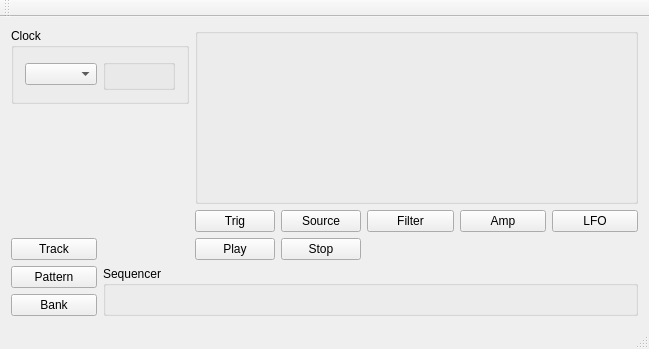
The window that apps/digitakt/midi_sequencer/midi_sequencer.ui (cequenser/sequencer) describes before a commit, drawn with Qt 5.
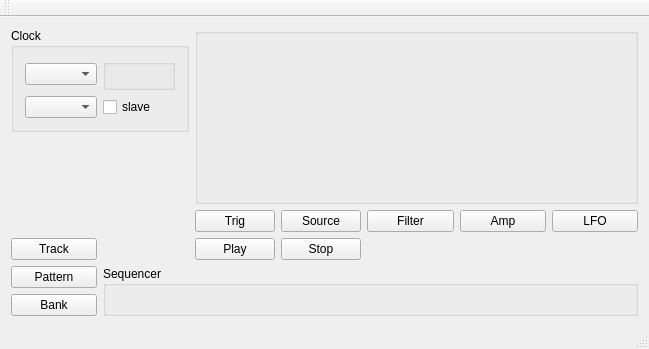
The same window after the commit. Custom widgets are drawn as their Qt base class.

Commit message: Add clock slave mode to digitakt clone

```diff
--- a/apps/digitakt/midi_sequencer/midi_sequencer.ui
+++ b/apps/digitakt/midi_sequencer/midi_sequencer.ui
@@ -43,6 +43,16 @@
        <string>Clock</string>
       </property>
       <layout class="QGridLayout" name="gridLayout_2">
+       <item row="1" column="0">
+        <widget class="QComboBox" name="midi_output_port_box"/>
+       </item>
+       <item row="1" column="1">
+        <widget class="QCheckBox" name="midi_clock_slave_box">
+         <property name="text">
+          <string>slave</string>
+         </property>
+        </widget>
+       </item>
        <item row="0" column="0">
         <widget class="QComboBox" name="midi_clock_port_box"/>
        </item>
```
Left out of the diff: 50 changed lines with no effect on the pictures. The commit also changes 5 other files.
